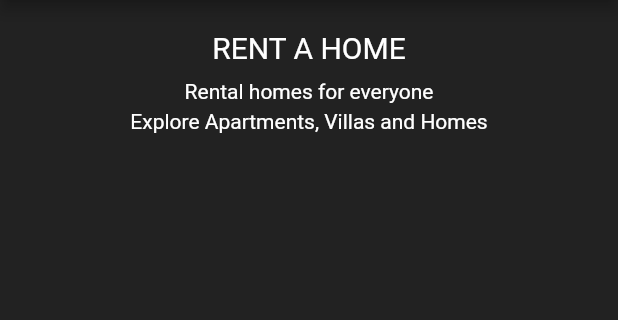
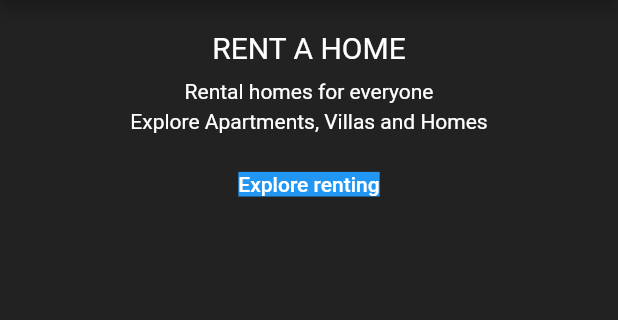
Before and after one commit to Alirezayoom/real-estate-flutter, a Flutter app: the screen it shows after launch, on a phone screen of 412 x 824 dp, the part 84-404 px from its top. Run offline on Flutter 3.47's test engine with Material 2 defaults, Android fonts, the phone set to English and light mode, and no system bars.

Commit message:
add explore button

```diff
--- a/lib/main.dart
+++ b/lib/main.dart
@@ -38,6 +38,17 @@ class MyApp extends StatelessWidget {
                     'Explore Apartments, Villas and Homes',
                     style: TextStyle(color: Colors.white),
                   ),
+                  SizedBox(height: 10),
+                  TextButton(
+                    onPressed: () {},
+                    child: Text(
+                      'Explore renting',
+                      style: TextStyle(
+                        color: Colors.white,
+                        backgroundColor: Colors.blue,
+                      ),
+                    ),
+                  ),
                 ],
               ),
             ),
```
